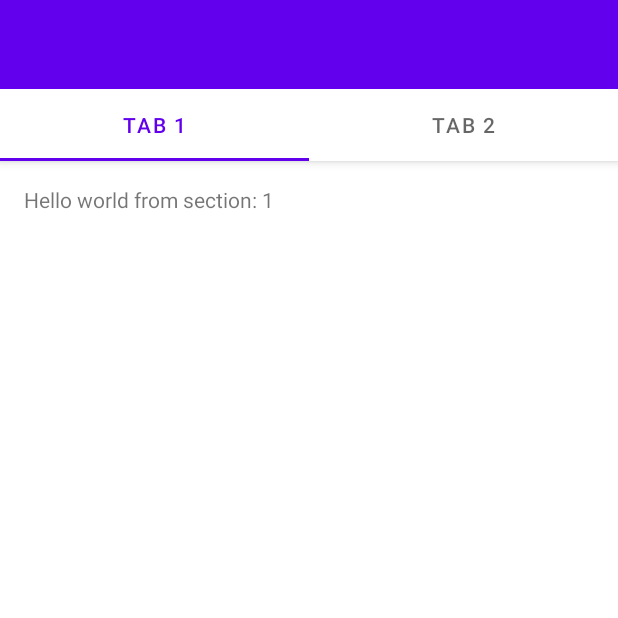
After one commit to AvianJay/TaiwanBusDroid, an Android app: the BusViewActivity screen opened directly, with no data from a screen before it, on a phone screen of 412 x 824 dp, the top half of it. The commit adds this screen. Run offline under Robolectric (Android 15) with nearby library versions, the phone set to English and light mode, and no system bars.

Commit message:
new activity

```diff
--- a/app/src/main/AndroidManifest.xml
+++ b/app/src/main/AndroidManifest.xml
@@ -13,6 +13,11 @@
         android:theme="@style/Theme.taiwanbus"
         tools:targetApi="31">
         <activity
+            android:name=".BusViewActivity"
+            android:exported="false"
+            android:label="@string/title_activity_bus_view"
+            android:theme="@style/Theme.taiwanbus.NoActionBar" />
+        <activity
             android:name=".MainActivity"
             android:exported="true"
             android:label="@string/app_name">
--- /dev/null
+++ b/app/src/main/java/tw/avianjay/taiwanbus/BusViewActivity.kt
@@ -0,0 +1,30 @@
+package tw.avianjay.taiwanbus
+
+import android.os.Bundle
+import com.google.android.material.floatingactionbutton.FloatingActionButton
+import com.google.android.material.snackbar.Snackbar
+import com.google.android.material.tabs.TabLayout
+import androidx.viewpager.widget.ViewPager
+import androidx.appcompat.app.AppCompatActivity
+import android.view.Menu
+import android.view.MenuItem
+import tw.avianjay.taiwanbus.ui.main.SectionsPagerAdapter
+import tw.avianjay.taiwanbus.databinding.ActivityBusViewBinding
+
+class BusViewActivity : AppCompatActivity() {
+
+    private lateinit var binding: ActivityBusViewBinding
+
+    override fun onCreate(savedInstanceState: Bundle?) {
+        super.onCreate(savedInstanceState)
+
+        binding = ActivityBusViewBinding.inflate(layoutInflater)
+        setContentView(binding.root)
+
+        val sectionsPagerAdapter = SectionsPagerAdapter(this, supportFragmentManager)
+        val viewPager: ViewPager = binding.viewPager
+        viewPager.adapter = sectionsPagerAdapter
+        val tabs: TabLayout = binding.tabs
+        tabs.setupWithViewPager(viewPager)
+    }
+}
--- /dev/null
+++ b/app/src/main/java/tw/avianjay/taiwanbus/ui/main/PageViewModel.kt
@@ -0,0 +1,19 @@
+package tw.avianjay.taiwanbus.ui.main
+
+import androidx.lifecycle.LiveData
+import androidx.lifecycle.MutableLiveData
+import androidx.lifecycle.ViewModel
+import androidx.lifecycle.ViewModelProvider
+import androidx.lifecycle.map
+
+class PageViewModel : ViewModel() {
+
+    private val _index = MutableLiveData<Int>()
+    val text: LiveData<String> = _index.map {
+        "Hello world from section: $it"
+    }
+
+    fun setIndex(index: Int) {
+        _index.value = index
+    }
+}
--- /dev/null
+++ b/app/src/main/java/tw/avianjay/taiwanbus/ui/main/PlaceholderFragment.kt
@@ -0,0 +1,73 @@
+package tw.avianjay.taiwanbus.ui.main
+
+import android.os.Bundle
+import android.view.LayoutInflater
+import android.view.View
+import android.view.ViewGroup
+import android.widget.TextView
+import androidx.fragment.app.Fragment
+import androidx.lifecycle.Observer
+import androidx.lifecycle.ViewModelProvider
+import tw.avianjay.taiwanbus.R
+import tw.avianjay.taiwanbus.databinding.FragmentBusViewBinding
+
+/**
+ * A placeholder fragment containing a simple view.
+ */
+class PlaceholderFragment : Fragment() {
+
+    private lateinit var pageViewModel: PageViewModel
+    private var _binding: FragmentBusViewBinding? = null
+
+    // This property is only valid between onCreateView and
+    // onDestroyView.
+    private val binding get() = _binding!!
+
+    override fun onCreate(savedInstanceState: Bundle?) {
+        super.onCreate(savedInstanceState)
+        pageViewModel = ViewModelProvider(this).get(PageViewModel::class.java).apply {
+            setIndex(arguments?.getInt(ARG_SECTION_NUMBER) ?: 1)
+        }
+    }
+
+    override fun onCreateView(
+        inflater: LayoutInflater, container: ViewGroup?,
+        savedInstanceState: Bundle?
+    ): View? {
+
+        _binding = FragmentBusViewBinding.inflate(inflater, container, false)
+        val root = binding.root
+
+        val textView: TextView = binding.sectionLabel
+        pageViewModel.text.observe(viewLifecycleOwner, Observer {
+            textView.text = it
+        })
+        return root
+    }
+
+    companion object {
+        /**
+         * The fragment argument representing the section number for this
+         * fragment.
+         */
+        private const val ARG_SECTION_NUMBER = "section_number"
+
+        /**
+         * Returns a new instance of this fragment for the given section
+         * number.
+         */
+        @JvmStatic
+        fun newInstance(sectionNumber: Int): PlaceholderFragment {
+            return PlaceholderFragment().apply {
+                arguments = Bundle().apply {
+                    putInt(ARG_SECTION_NUMBER, sectionNumber)
+                }
+            }
+        }
+    }
+
+    override fun onDestroyView() {
+        super.onDestroyView()
+        _binding = null
+    }
+}
--- /dev/null
+++ b/app/src/main/java/tw/avianjay/taiwanbus/ui/main/SectionsPagerAdapter.kt
@@ -0,0 +1,35 @@
+package tw.avianjay.taiwanbus.ui.main
+
+import android.content.Context
+import androidx.fragment.app.Fragment
+import androidx.fragment.app.FragmentManager
+import androidx.fragment.app.FragmentPagerAdapter
+import tw.avianjay.taiwanbus.R
+
+private val TAB_TITLES = arrayOf(
+    R.string.tab_text_1,
+    R.string.tab_text_2
+)
+
+/**
+ * A [FragmentPagerAdapter] that returns a fragment corresponding to
+ * one of the sections/tabs/pages.
+ */
+class SectionsPagerAdapter(private val context: Context, fm: FragmentManager) :
+    FragmentPagerAdapter(fm) {
+
+    override fun getItem(position: Int): Fragment {
+        // getItem is called to instantiate the fragment for the given page.
+        // Return a PlaceholderFragment.
+        return PlaceholderFragment.newInstance(position + 1)
+    }
+
+    override fun getPageTitle(position: Int): CharSequence? {
+        return context.resources.getString(TAB_TITLES[position])
+    }
+
+    override fun getCount(): Int {
+        // Show 2 total pages.
+        return 2
+    }
+}
--- /dev/null
+++ b/app/src/main/res/layout/activity_bus_view.xml
@@ -0,0 +1,37 @@
+<?xml version="1.0" encoding="utf-8"?>
+<androidx.coordinatorlayout.widget.CoordinatorLayout xmlns:android="http://schemas.android.com/apk/res/android"
+    xmlns:app="http://schemas.android.com/apk/res-auto"
+    xmlns:tools="http://schemas.android.com/tools"
+    android:layout_width="match_parent"
+    android:layout_height="match_parent"
+    tools:context=".BusViewActivity">
+
+    <com.google.android.material.appbar.AppBarLayout
+        android:layout_width="match_parent"
+        android:layout_height="wrap_content"
+        android:theme="@style/Theme.taiwanbus.AppBarOverlay">
+
+        <TextView
+            android:id="@+id/title"
+            android:layout_width="wrap_content"
+            android:layout_height="wrap_content"
+            android:gravity="center"
+            android:minHeight="?actionBarSize"
+            android:padding="@dimen/appbar_padding"
+            android:text=""
+            android:textAppearance="@style/TextAppearance.Widget.AppCompat.Toolbar.Title" />
+
+        <com.google.android.material.tabs.TabLayout
+            android:id="@+id/tabs"
+            android:layout_width="match_parent"
+            android:layout_height="wrap_content" />
+
+    </com.google.android.material.appbar.AppBarLayout>
+
+    <androidx.viewpager.widget.ViewPager
+        android:id="@+id/view_pager"
+        android:layout_width="match_parent"
+        android:layout_height="match_parent"
+        app:layout_behavior="@string/appbar_scrolling_view_behavior" />
+
+</androidx.coordinatorlayout.widget.CoordinatorLayout>
--- /dev/null
+++ b/app/src/main/res/layout/fragment_bus_view.xml
@@ -0,0 +1,23 @@
+<?xml version="1.0" encoding="utf-8"?>
+<androidx.constraintlayout.widget.ConstraintLayout xmlns:android="http://schemas.android.com/apk/res/android"
+    xmlns:app="http://schemas.android.com/apk/res-auto"
+    xmlns:tools="http://schemas.android.com/tools"
+    android:id="@+id/constraintLayout"
+    android:layout_width="match_parent"
+    android:layout_height="match_parent"
+    tools:context=".ui.main.PlaceholderFragment">
+
+    <TextView
+        android:id="@+id/section_label"
+        android:layout_width="wrap_content"
+        android:layout_height="wrap_content"
+        android:layout_marginStart="@dimen/activity_horizontal_margin"
+        android:layout_marginTop="@dimen/activity_vertical_margin"
+        android:layout_marginEnd="@dimen/activity_horizontal_margin"
+        android:layout_marginBottom="@dimen/activity_vertical_margin"
+        app:layout_constraintLeft_toLeftOf="parent"
+        app:layout_constraintTop_toTopOf="@+id/constraintLayout"
+        tools:layout_constraintLeft_creator="1"
+        tools:layout_constraintTop_creator="1" />
+
+</androidx.constraintlayout.widget.ConstraintLayout>
--- /dev/null
+++ b/app/src/main/res/values-land/dimens.xml
@@ -0,0 +1,3 @@
+<resources>
+    <dimen name="fab_margin">48dp</dimen>
+</resources>
--- /dev/null
+++ b/app/src/main/res/values-w1240dp/dimens.xml
@@ -0,0 +1,3 @@
+<resources>
+    <dimen name="fab_margin">200dp</dimen>
+</resources>
--- /dev/null
+++ b/app/src/main/res/values-w600dp/dimens.xml
@@ -0,0 +1,3 @@
+<resources>
+    <dimen name="fab_margin">48dp</dimen>
+</resources>
--- /dev/null
+++ b/app/src/main/res/values-w820dp/dimens.xml
@@ -0,0 +1,6 @@
+<resources>
+    <!-- Example customization of dimensions originally defined in res/values/dimens.xml
+         (such as screen margins) for screens with more than 820dp of available width. This
+         would include 7" and 10" devices in landscape (~960dp and ~1280dp respectively). -->
+    <dimen name="activity_horizontal_margin">64dp</dimen>
+</resources>
--- a/app/src/main/res/values/dimens.xml
+++ b/app/src/main/res/values/dimens.xml
@@ -2,4 +2,7 @@
     <!-- Default screen margins, per the Android Design guidelines. -->
     <dimen name="activity_horizontal_margin">16dp</dimen>
     <dimen name="activity_vertical_margin">16dp</dimen>
+    <dimen name="appbar_padding">16dp</dimen>
+    <dimen name="fab_margin">16dp</dimen>
+    <dimen name="appbar_padding_top">8dp</dimen>
 </resources>
--- a/app/src/main/res/values/strings.xml
+++ b/app/src/main/res/values/strings.xml
@@ -3,4 +3,7 @@
     <string name="title_home">主頁</string>
     <string name="title_automatic">自動化</string>
     <string name="title_settings">設定</string>
+    <string name="title_activity_bus_view">BusViewActivity</string>
+    <string name="tab_text_1">Tab 1</string>
+    <string name="tab_text_2">Tab 2</string>
 </resources>
--- a/app/src/main/res/values/themes.xml
+++ b/app/src/main/res/values/themes.xml
@@ -13,4 +13,13 @@
         <item name="android:statusBarColor">?attr/colorPrimaryVariant</item>
         <!-- Customize your theme here. -->
     </style>
+
+    <style name="Theme.taiwanbus.NoActionBar">
+        <item name="windowActionBar">false</item>
+        <item name="windowNoTitle">true</item>
+    </style>
+
+    <style name="Theme.taiwanbus.AppBarOverlay" parent="ThemeOverlay.AppCompat.Dark.ActionBar" />
+
+    <style name="Theme.taiwanbus.PopupOverlay" parent="ThemeOverlay.AppCompat.Light" />
 </resources>
```
